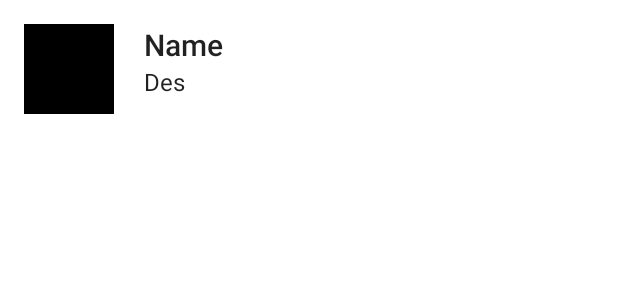
After one commit to GeMath18/Baby_Manager, an Android app: the layout list_row.xml on its own in the app's theme, with its tools: preview values and no code run, on a phone screen of 412 x 824 dp. The commit adds this screen. Shown: the top 300 px of the screen. Run offline under Robolectric (Android 15) with nearby library versions, the phone set to English and light mode, and no system bars.

Commit message:
setting up homefragmentstill in progress

```diff
--- /dev/null
+++ b/app/src/main/res/layout/list_row.xml
@@ -0,0 +1,36 @@
+<?xml version="1.0" encoding="utf-8"?>
+<RelativeLayout
+    xmlns:android="http://schemas.android.com/apk/res/android" android:layout_width="match_parent"
+    android:padding="16dp"
+    android:layout_height="match_parent">
+
+    <ImageView
+        android:id="@+id/image"
+        android:src="@color/black"
+        android:layout_width="60dp"
+        android:layout_height="60dp"
+        android:contentDescription="@string/todo_text" />
+
+    <TextView
+        android:id="@+id/txtName"
+        android:layout_toRightOf="@+id/image"
+        android:layout_marginLeft="20dp"
+        android:layout_width="wrap_content"
+        android:layout_height="wrap_content"
+        style="@style/TextAppearance.AppCompat.Title"
+        android:text="@string/name_text"/>
+
+    <TextView
+        android:id="@+id/txtDes"
+        android:layout_toRightOf="@+id/image"
+        android:layout_marginLeft="20dp"
+        android:layout_width="wrap_content"
+        android:layout_height="wrap_content"
+        android:layout_below="@+id/txtName"
+        android:maxLength="50"
+        android:singleLine="true"
+        style="@style/TextAppearance.AppCompat.SearchResult.Subtitle"
+        android:text="@string/des_text"/>
+
+
+</RelativeLayout>
--- a/app/src/main/res/values/strings.xml
+++ b/app/src/main/res/values/strings.xml
@@ -31,6 +31,9 @@
     <string name="home_textview">Home</string>
     <string name="calendar_textview">Calendar</string>
     <string name="graph_textview">Graph</string>
+    <string name="name_text">Name</string>
+    <string name="des_text">Des</string>
+    <string name="todo_text">TODO</string>
 
 
 </resources>
```
Also changed, not shown: app/src/main/java/com/example/babymanager/HomeFragment.java (+27 -4 lines), app/src/main/java/com/example/babymanager/Menu.java (added, +37 -0 lines), app/src/main/res/layout/fragment_home.xml (+7 -1 lines), app/src/main/res/drawable/bottleicon2.jpg (added), app/src/main/res/drawable/diapericon.jpg (added), app/src/main/res/drawable/momimage.png (added), app/src/main/res/drawable/sleepicon.jpg (added).
